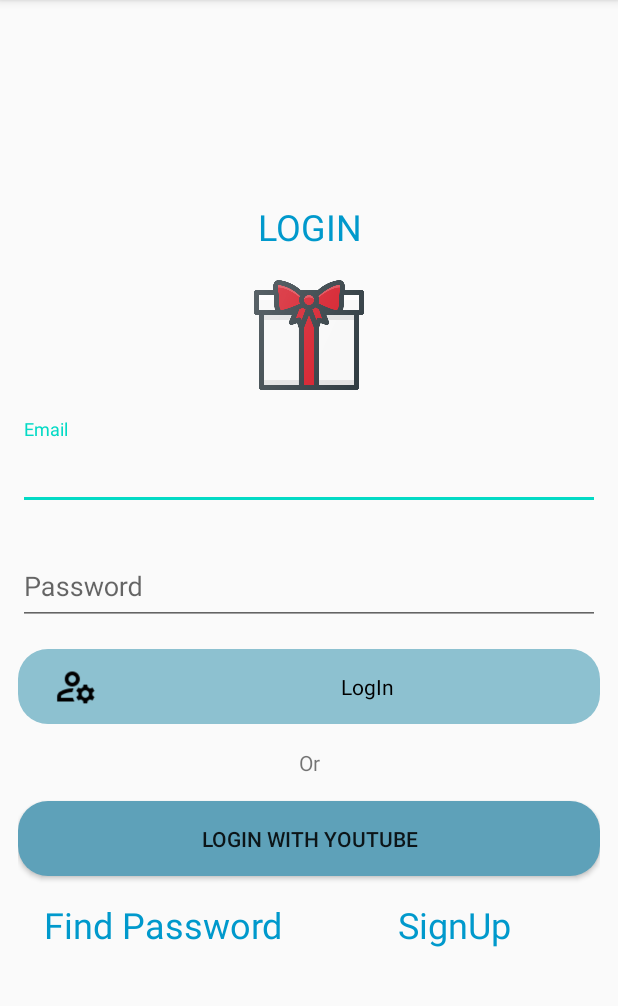
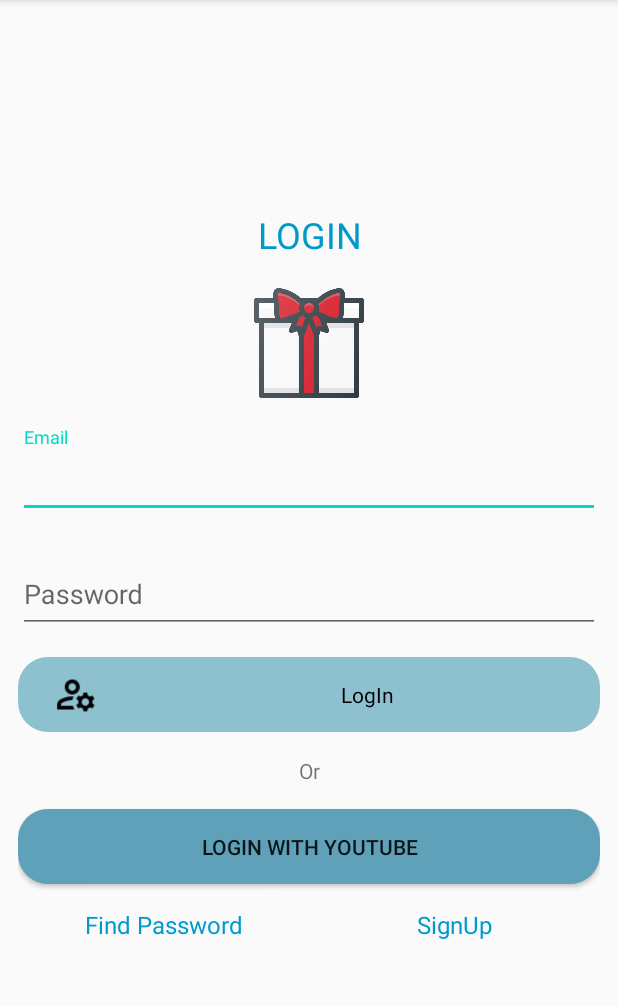
Before and after one commit to judemin/Self-Study, an Android app: the screen it shows after launch (MainActivity), on a phone screen of 412 x 824 dp, the part 84-1090 px from its top. Run offline under Robolectric (Android 15) with nearby library versions, the phone set to English and light mode, and no system bars.

Commit message:
Lecture 6 - Layout 실전 3
센치한 개발자 안드로이드 & 코틀린

```diff
--- a/SentiLab-kotlin-android/SampleSenti/app/src/main/res/drawable-v24/btn_blue.xml
+++ b/SentiLab-kotlin-android/SampleSenti/app/src/main/res/drawable-v24/btn_blue.xml
@@ -2,25 +2,24 @@
 <selector xmlns:android="http://schemas.android.com/apk/res/android"
     >
 
-    <item android:state_enabled="true">
-        <shape>
-            <solid android:color="#5EA1B9">
-
-            </solid>
-            <corners android:radius="20dp">
-
-            </corners>
+    <item android:state_pressed="true">
+        <shape android:shape="rectangle">
+            <solid android:color="@color/priYellow"/>
+            <corners android:radius="20dp"/>
         </shape>
     </item>
 
-    <item android:state_pressed="true">
-        <shape>
-            <solid android:color="#ffff00">
+    <item android:state_enabled="true">
+        <shape android:shape="rectangle">
+            <solid android:color="#5EA1B9"/>
+            <corners android:radius="20dp"/>
+        </shape>
+    </item>
 
-            </solid>
-            <corners android:radius="20dp">
-
-            </corners>
+    <item android:state_enabled="false">
+        <shape android:shape="rectangle">
+            <solid android:color="@color/priGray"/>
+            <corners android:radius="20dp"/>
         </shape>
     </item>
 
--- a/SentiLab-kotlin-android/SampleSenti/app/src/main/res/drawable-v24/btn_light_blue.xml
+++ b/SentiLab-kotlin-android/SampleSenti/app/src/main/res/drawable-v24/btn_light_blue.xml
@@ -2,25 +2,24 @@
 <selector xmlns:android="http://schemas.android.com/apk/res/android"
     >
 
-    <item android:state_enabled="true">
-        <shape>
-            <solid android:color="#8DC1D0">
-
-            </solid>
-            <corners android:radius="20dp">
-
-            </corners>
+    <item android:state_pressed="true">
+        <shape android:shape="rectangle">
+            <solid android:color="@color/priYellow"/>
+            <corners android:radius="20dp"/>
         </shape>
     </item>
 
-    <item android:state_pressed="true">
-        <shape>
-            <solid android:color="#ffff00">
+    <item android:state_enabled="true">
+        <shape android:shape="rectangle">
+            <solid android:color="#8DC1D0"/>
+            <corners android:radius="20dp"/>
+        </shape>
+    </item>
 
-            </solid>
-            <corners android:radius="20dp">
-
-            </corners>
+    <item android:state_enabled="false">
+        <shape android:shape="rectangle">
+            <solid android:color="@color/priGray"/>
+            <corners android:radius="20dp"/>
         </shape>
     </item>
 
--- a/SentiLab-kotlin-android/SampleSenti/app/src/main/res/layout/activity_login.xml
+++ b/SentiLab-kotlin-android/SampleSenti/app/src/main/res/layout/activity_login.xml
@@ -70,6 +70,7 @@
             android:textColor="#000000"
             android:gravity="center"
             android:layout_weight="8"
+            android:enabled="false"
             android:text="LogIn"
             />
     </LinearLayout>
@@ -102,7 +103,7 @@
             android:gravity="center"
             android:layout_weight="5"
             android:textColor="@android:color/holo_blue_dark"
-            android:textSize="24sp"
+            android:textSize="16dp"
             android:text="Find Password"/>
 
         <TextView
@@ -112,7 +113,7 @@
             android:gravity="center"
             android:layout_weight="5"
             android:textColor="@android:color/holo_blue_dark"
-            android:textSize="24sp"
+            android:textSize="16dp"
             android:text="SignUp"/>
     </LinearLayout>>
 
--- a/SentiLab-kotlin-android/SampleSenti/app/src/main/res/values/colors.xml
+++ b/SentiLab-kotlin-android/SampleSenti/app/src/main/res/values/colors.xml
@@ -3,4 +3,7 @@
     <color name="colorPrimary">#6200EE</color>
     <color name="colorPrimaryDark">#3700B3</color>
     <color name="colorAccent">#03DAC5</color>
+
+    <color name="priYellow">#ffff00</color>
+    <color name="priGray">#777777</color>
 </resources>
```
